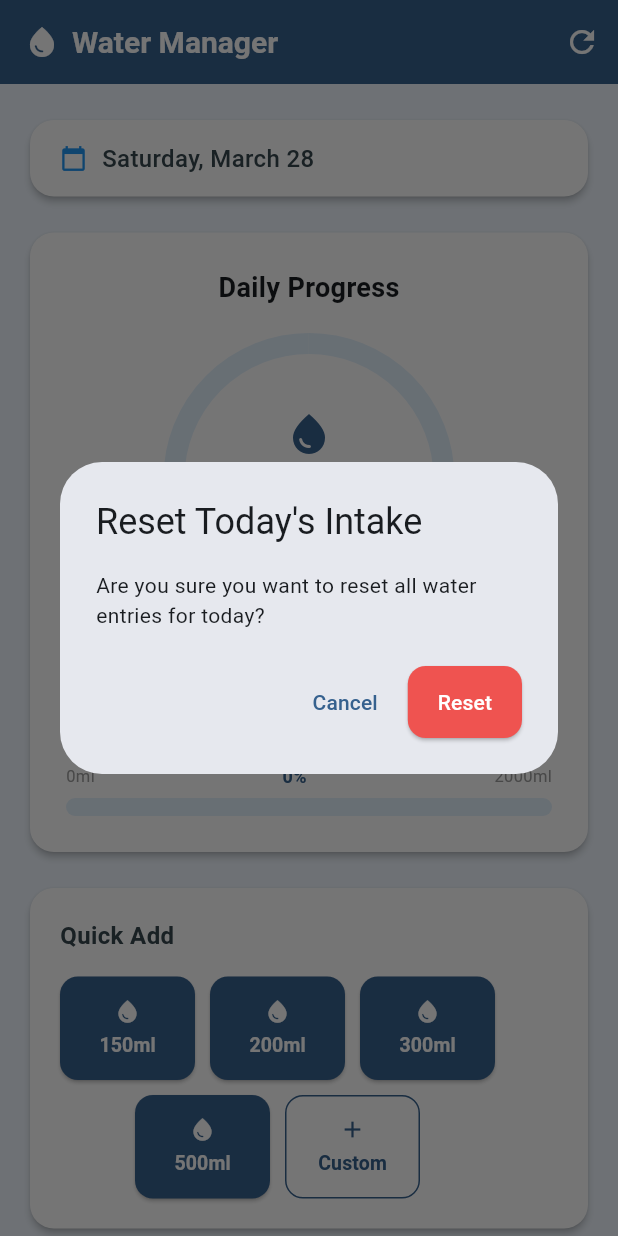
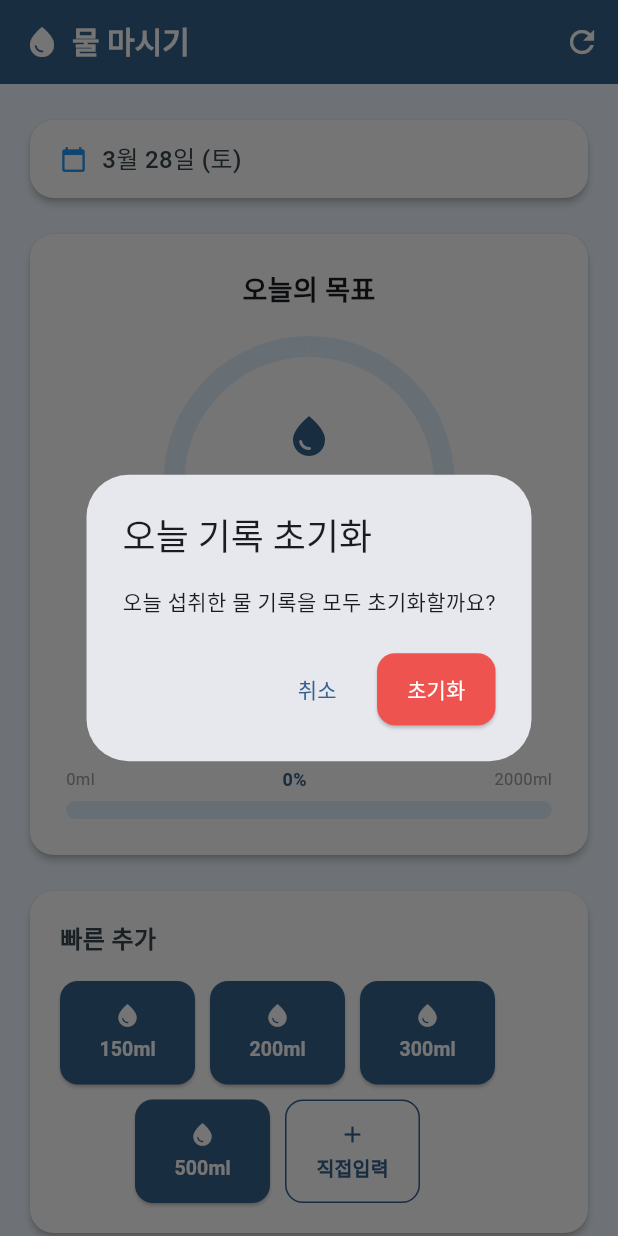
Before and after one commit to Haelim-lee/water-manager, a Flutter app: the screen it shows after launch, after a tap on the "refresh" icon, on a phone screen of 412 x 824 dp. Run offline on Flutter 3.47's test engine with Material 3 defaults, Android fonts, the phone set to English and light mode, and no system bars; our stand-ins replace shared_preferences; missing offline and left inert: dart:js_util.

Commit message:
Localize UI to Korean
- All UI text, dialogs, snackbars translated to Korean
- Date format changed to Korean (M월 d일 (E))
- Notification messages in Korean
- Added flutter_localizations and ko locale support

Co-Authored-By: Claude Sonnet 4.6 <noreply@anthropic.com>

```diff
--- a/lib/main.dart
+++ b/lib/main.dart
@@ -1,10 +1,12 @@
 import 'package:flutter/material.dart';
+import 'package:flutter_localizations/flutter_localizations.dart';
+import 'package:intl/date_symbol_data_local.dart';
 import 'package:shared_preferences/shared_preferences.dart';
 import 'screens/home_screen.dart';
 
 void main() async {
   WidgetsFlutterBinding.ensureInitialized();
-  // Pre-initialize shared preferences
+  await initializeDateFormatting('ko', null);
   await SharedPreferences.getInstance();
   runApp(const WaterManagerApp());
 }
@@ -15,8 +17,15 @@ class WaterManagerApp extends StatelessWidget {
   @override
   Widget build(BuildContext context) {
     return MaterialApp(
-      title: 'Water Manager',
+      title: '물 마시기',
       debugShowCheckedModeBanner: false,
+      locale: const Locale('ko', 'KR'),
+      supportedLocales: const [Locale('ko', 'KR'), Locale('en', 'US')],
+      localizationsDelegates: const [
+        GlobalMaterialLocalizations.delegate,
+        GlobalWidgetsLocalizations.delegate,
+        GlobalCupertinoLocalizations.delegate,
+      ],
       theme: ThemeData(
         colorScheme: ColorScheme.fromSeed(
           seedColor: const Color(0xFF2196F3),
--- a/lib/screens/home_screen.dart
+++ b/lib/screens/home_screen.dart
@@ -92,7 +92,7 @@ class _HomeScreenState extends State<HomeScreen>
           children: [
             const Icon(Icons.water_drop, color: Colors.white),
             const SizedBox(width: 8),
-            Text('+${amountMl}ml added!'),
+            Text('+${amountMl}ml 추가됐어요!'),
           ],
         ),
         backgroundColor: const Color(0xFF2196F3),
@@ -111,7 +111,7 @@ class _HomeScreenState extends State<HomeScreen>
           children: [
             Icon(Icons.emoji_events, color: Colors.amber),
             SizedBox(width: 8),
-            Text('Daily goal reached! Great job!'),
+            Text('오늘 목표 달성! 정말 잘했어요! 🎉'),
           ],
         ),
         backgroundColor: Colors.green.shade700,
@@ -129,13 +129,13 @@ class _HomeScreenState extends State<HomeScreen>
       builder: (ctx) {
         final controller = TextEditingController();
         return AlertDialog(
-          title: const Text('Custom Amount'),
+          title: const Text('직접 입력'),
           content: TextField(
             controller: controller,
             autofocus: true,
             keyboardType: TextInputType.number,
             decoration: const InputDecoration(
-              labelText: 'Amount (ml)',
+              labelText: '섭취량 (ml)',
               suffixText: 'ml',
               border: OutlineInputBorder(),
             ),
@@ -143,7 +143,7 @@ class _HomeScreenState extends State<HomeScreen>
           actions: [
             TextButton(
               onPressed: () => Navigator.pop(ctx),
-              child: const Text('Cancel'),
+              child: const Text('취소'),
             ),
             ElevatedButton(
               onPressed: () {
@@ -153,7 +153,7 @@ class _HomeScreenState extends State<HomeScreen>
                   Navigator.pop(ctx);
                 }
               },
-              child: const Text('Add'),
+              child: const Text('추가'),
             ),
           ],
         );
@@ -170,7 +170,7 @@ class _HomeScreenState extends State<HomeScreen>
       if (mounted) {
         ScaffoldMessenger.of(context).showSnackBar(
           const SnackBar(
-            content: Text('Reminders disabled'),
+            content: Text('알림이 꺼졌어요'),
             behavior: SnackBarBehavior.floating,
             duration: Duration(seconds: 2),
           ),
@@ -184,7 +184,7 @@ class _HomeScreenState extends State<HomeScreen>
           _notificationService.sendTestNotification();
           ScaffoldMessenger.of(context).showSnackBar(
             SnackBar(
-              content: const Text('Reminders enabled every 30 minutes'),
+              content: const Text('30분마다 음수 알림이 켜졌어요'),
               backgroundColor: Colors.green.shade700,
               behavior: SnackBarBehavior.floating,
               duration: const Duration(seconds: 2),
@@ -194,7 +194,7 @@ class _HomeScreenState extends State<HomeScreen>
           ScaffoldMessenger.of(context).showSnackBar(
             const SnackBar(
               content: Text(
-                  'Could not enable notifications. Please allow notifications in your browser.'),
+                  '알림을 켤 수 없어요. 브라우저에서 알림 권한을 허용해 주세요.'),
               behavior: SnackBarBehavior.floating,
               duration: Duration(seconds: 3),
             ),
@@ -209,20 +209,20 @@ class _HomeScreenState extends State<HomeScreen>
     final confirmed = await showDialog<bool>(
       context: context,
       builder: (ctx) => AlertDialog(
-        title: const Text('Reset Today\'s Intake'),
+        title: const Text('오늘 기록 초기화'),
         content: const Text(
-            'Are you sure you want to reset all water entries for today?'),
+            '오늘 섭취한 물 기록을 모두 초기화할까요?'),
         actions: [
           TextButton(
             onPressed: () => Navigator.pop(ctx, false),
-            child: const Text('Cancel'),
+            child: const Text('취소'),
           ),
           ElevatedButton(
             style:
                 ElevatedButton.styleFrom(backgroundColor: Colors.red.shade400),
             onPressed: () => Navigator.pop(ctx, true),
             child:
-                const Text('Reset', style: TextStyle(color: Colors.white)),
+                const Text('초기화', style: TextStyle(color: Colors.white)),
           ),
         ],
       ),
@@ -261,7 +261,7 @@ class _HomeScreenState extends State<HomeScreen>
             Icon(Icons.water_drop, size: 24),
             SizedBox(width: 8),
             Text(
-              'Water Manager',
+              '물 마시기',
               style: TextStyle(fontWeight: FontWeight.bold, fontSize: 20),
             ),
           ],
@@ -277,14 +277,14 @@ class _HomeScreenState extends State<HomeScreen>
                       : Icons.notifications_none,
                 ),
                 tooltip: _notificationService.remindersEnabled
-                    ? 'Disable reminders'
-                    : 'Enable reminders',
+                    ? '알림 끄기'
+                    : '알림 켜기',
                 onPressed: _toggleNotifications,
               ),
             ),
           IconButton(
             icon: const Icon(Icons.refresh),
-            tooltip: 'Reset today',
+            tooltip: '오늘 초기화',
             onPressed: _showResetConfirmDialog,
           ),
         ],
@@ -327,7 +327,7 @@ class _HomeScreenState extends State<HomeScreen>
 
   Widget _buildDateCard() {
     final now = DateTime.now();
-    final dayFormat = DateFormat('EEEE, MMMM d');
+    final dayFormat = DateFormat('M월 d일 (E)', 'ko');
     return Card(
       color: Colors.white,
       child: Padding(
@@ -365,7 +365,7 @@ class _HomeScreenState extends State<HomeScreen>
         child: Column(
           children: [
             Text(
-              'Daily Progress',
+              '오늘의 목표',
               style: TextStyle(
                 fontSize: 18,
                 fontWeight: FontWeight.bold,
@@ -427,7 +427,7 @@ class _HomeScreenState extends State<HomeScreen>
               ),
             ),
             Text(
-              'of ${goal}ml',
+              '목표 ${goal}ml',
               style: const TextStyle(fontSize: 13, color: Colors.grey),
             ),
           ],
@@ -442,19 +442,19 @@ class _HomeScreenState extends State<HomeScreen>
       children: [
         _statChip(
           icon: Icons.check_circle_outline,
-          label: 'Consumed',
+          label: '섭취량',
           value: '${total}ml',
           color: Colors.blue,
         ),
         _statChip(
           icon: Icons.flag_outlined,
-          label: 'Goal',
+          label: '목표',
           value: '${goal}ml',
           color: Colors.purple,
         ),
         _statChip(
           icon: reached ? Icons.done_all : Icons.hourglass_bottom,
-          label: reached ? 'Done!' : 'Remaining',
+          label: reached ? '달성!' : '남은량',
           value: reached ? '🎉' : '${remaining}ml',
           color: reached ? Colors.green : Colors.orange,
         ),
@@ -529,7 +529,7 @@ class _HomeScreenState extends State<HomeScreen>
           crossAxisAlignment: CrossAxisAlignment.start,
           children: [
             const Text(
-              'Quick Add',
+              '빠른 추가',
               style: TextStyle(
                   fontSize: 16,
                   fontWeight: FontWeight.bold,
@@ -594,7 +594,7 @@ class _HomeScreenState extends State<HomeScreen>
           children: [
             Icon(Icons.add, size: 18),
             SizedBox(height: 4),
-            Text('Custom',
+            Text('직접입력',
                 style: TextStyle(fontSize: 13, fontWeight: FontWeight.bold)),
           ],
         ),
@@ -630,7 +630,7 @@ class _HomeScreenState extends State<HomeScreen>
                     crossAxisAlignment: CrossAxisAlignment.start,
                     children: [
                       Text(
-                        'Drink Reminders',
+                        '음수 알림',
                         style: TextStyle(
                           fontSize: 15,
                           fontWeight: FontWeight.bold,
@@ -641,8 +641,8 @@ class _HomeScreenState extends State<HomeScreen>
                       ),
                       Text(
                         enabled
-                            ? 'Every ${_notificationService.intervalMinutes} min'
-                            : 'Get notified to stay hydrated',
+                            ? '${_notificationService.intervalMinutes}분마다 알림'
+                            : '규칙적으로 물 마시도록 알림을 받아보세요',
                         style: const TextStyle(
                             fontSize: 12, color: Colors.grey),
                       ),
@@ -677,7 +677,7 @@ class _HomeScreenState extends State<HomeScreen>
             Row(
               children: [
                 const Text(
-                  "Today's Log",
+                  '오늘 기록',
                   style: TextStyle(
                       fontSize: 16,
                       fontWeight: FontWeight.bold,
@@ -686,7 +686,7 @@ class _HomeScreenState extends State<HomeScreen>
                 const Spacer(),
                 if (entries.isNotEmpty)
                   Text(
-                    '${entries.length} ${entries.length == 1 ? 'entry' : 'entries'}',
+                    '총 ${entries.length}건',
                     style:
                         const TextStyle(fontSize: 12, color: Colors.grey),
                   ),
@@ -703,7 +703,7 @@ class _HomeScreenState extends State<HomeScreen>
                           size: 40, color: Colors.grey),
                       SizedBox(height: 8),
                       Text(
-                        'No entries yet.\nTap a button above to log water!',
+                        '아직 기록이 없어요.\n위 버튼을 눌러 물 섭취를 기록해보세요!',
                         textAlign: TextAlign.center,
                         style: TextStyle(color: Colors.grey, fontSize: 13),
                       ),
@@ -747,7 +747,7 @@ class _HomeScreenState extends State<HomeScreen>
                     trailing: IconButton(
                       icon: const Icon(Icons.delete_outline,
                           size: 18, color: Colors.redAccent),
-                      tooltip: 'Remove entry',
+                      tooltip: '삭제',
                       onPressed: () =>
                           _waterService.removeEntry(realIndex),
                     ),
--- a/lib/services/notification_service.dart
+++ b/lib/services/notification_service.dart
@@ -61,8 +61,8 @@ class NotificationService extends ChangeNotifier {
   void _fireReminder() {
     if (!_remindersEnabled) return;
     platformShowNotification(
-      title: 'Time to Hydrate!',
-      body: "Don't forget to drink some water. Stay healthy!",
+      title: '물 마실 시간이에요! 💧',
+      body: '건강을 위해 물 한 잔 마셔요!',
       icon: '/icons/Icon-192.png',
     );
   }
@@ -70,9 +70,8 @@ class NotificationService extends ChangeNotifier {
   /// Sends a one-off test notification so the user can verify setup.
   void sendTestNotification() {
     platformShowNotification(
-      title: 'Water Manager',
-      body:
-          "Notifications are working! You'll be reminded every $_intervalMinutes minutes.",
+      title: '물 마시기 알림 설정 완료! 💧',
+      body: '${_intervalMinutes}분마다 물 마시도록 알려드릴게요.',
       icon: '/icons/Icon-192.png',
     );
   }
--- a/pubspec.yaml
+++ b/pubspec.yaml
@@ -10,6 +10,8 @@ environment:
 dependencies:
   flutter:
     sdk: flutter
+  flutter_localizations:
+    sdk: flutter
   shared_preferences: ^2.2.2
   intl: ^0.19.0
 
```
